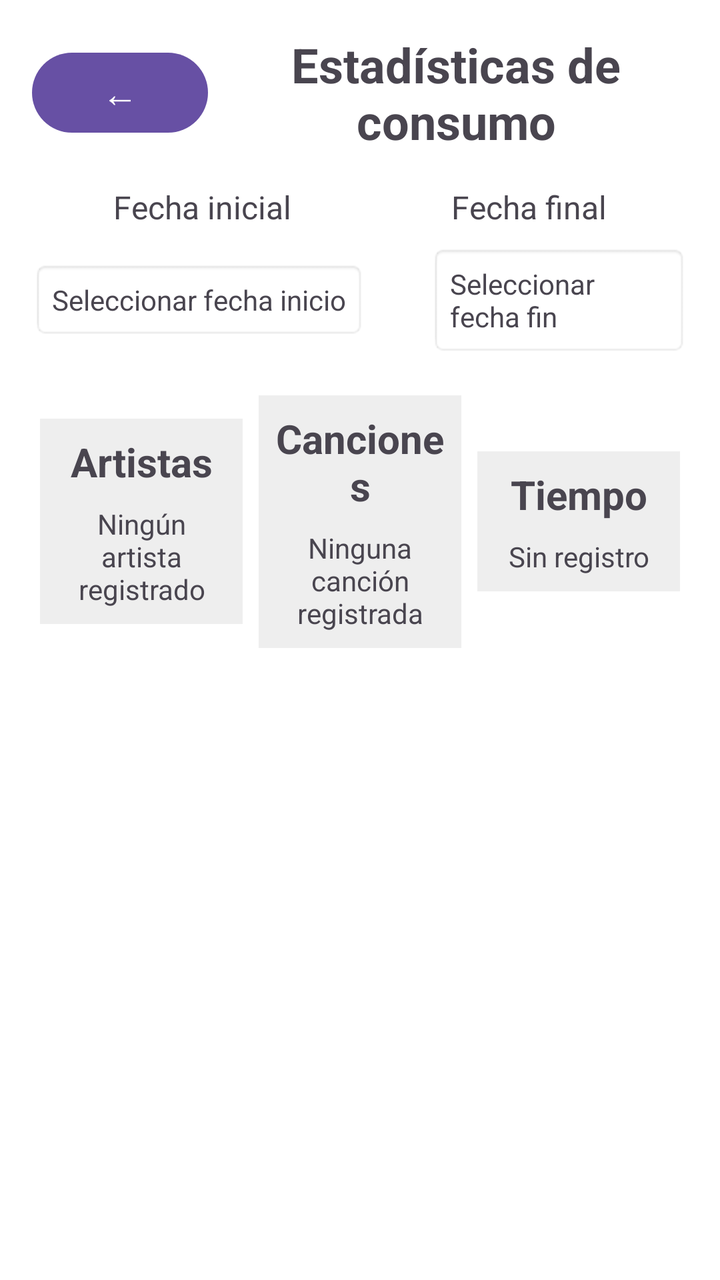
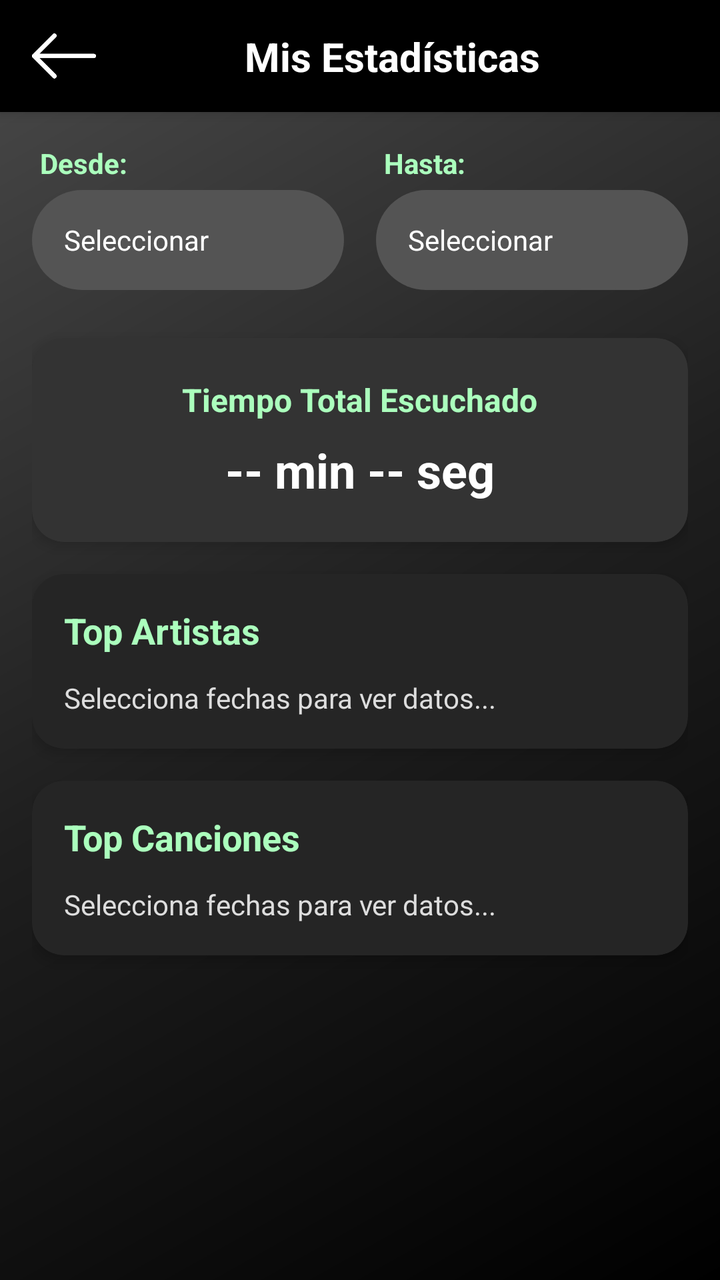

An Android layout rendered at two revisions. The XML below is the earlier revision; the diff shows what the commit changed to produce the second picture.
<!-- AndroidManifest.xml: application theme Theme.MusAPIApp -->
<!-- res/layout/activity_estadisticas_consumo_personal.xml -->
<?xml version="1.0" encoding="utf-8"?>
<ScrollView xmlns:android="http://schemas.android.com/apk/res/android"
    android:id="@+id/scrollView"
    android:layout_width="match_parent"
    android:layout_height="match_parent"
    android:padding="16dp"
    android:background="#FFFFFF">

    <LinearLayout
        android:id="@+id/layout_root"
        android:layout_width="match_parent"
        android:layout_height="wrap_content"
        android:orientation="vertical">

        
        <LinearLayout
            android:layout_width="match_parent"
            android:layout_height="wrap_content"
            android:orientation="horizontal"
            android:gravity="center_vertical">

            <Button
                android:id="@+id/btnVolver"
                android:layout_width="wrap_content"
                android:layout_height="wrap_content"
                android:text="←"
                android:textSize="18sp"
                android:layout_marginEnd="8dp" />

            <TextView
                android:id="@+id/tvTitulo"
                android:layout_width="0dp"
                android:layout_height="wrap_content"
                android:layout_weight="1"
                android:text="Estadísticas de consumo"
                android:textSize="24sp"
                android:textStyle="bold"
                android:gravity="center" />
        </LinearLayout>

        
        <LinearLayout
            android:layout_width="match_parent"
            android:layout_height="wrap_content"
            android:orientation="vertical"
            android:paddingTop="16dp"
            android:paddingBottom="16dp">

            <LinearLayout
                android:layout_width="match_parent"
                android:layout_height="wrap_content"
                android:orientation="horizontal"
                android:gravity="center">

                <TextView
                    android:layout_width="wrap_content"
                    android:layout_height="wrap_content"
                    android:text="Fecha inicial"
                    android:textSize="16sp"
                    android:layout_marginEnd="40dp" />

                <TextView
                    android:layout_width="wrap_content"
                    android:layout_height="wrap_content"
                    android:text="Fecha final"
                    android:textSize="16sp"
                    android:layout_marginStart="40dp" />
            </LinearLayout>

            <LinearLayout
                android:layout_width="match_parent"
                android:layout_height="wrap_content"
                android:orientation="horizontal"
                android:gravity="center"
                android:layout_marginTop="8dp">

                <TextView
                    android:id="@+id/tvFechaInicio"
                    android:layout_width="wrap_content"
                    android:layout_height="wrap_content"
                    android:text="Seleccionar fecha inicio"
                    android:padding="10dp"
                    android:background="@android:drawable/editbox_background"
                    android:layout_marginEnd="32dp" />

                <TextView
                    android:id="@+id/tvFechaFin"
                    android:layout_width="wrap_content"
                    android:layout_height="wrap_content"
                    android:text="Seleccionar fecha fin"
                    android:padding="10dp"
                    android:background="@android:drawable/editbox_background" />
            </LinearLayout>
        </LinearLayout>

        
        <LinearLayout
            android:id="@+id/layoutEstadisticas"
            android:layout_width="match_parent"
            android:layout_height="wrap_content"
            android:orientation="horizontal"
            android:gravity="center"
            android:weightSum="3">

            
            <LinearLayout
                android:layout_width="0dp"
                android:layout_height="wrap_content"
                android:layout_weight="1"
                android:orientation="vertical"
                android:padding="8dp"
                android:background="#EEEEEE"
                android:layout_margin="4dp">

                <TextView
                    android:layout_width="match_parent"
                    android:layout_height="wrap_content"
                    android:text="Artistas"
                    android:textSize="20sp"
                    android:textStyle="bold"
                    android:gravity="center" />

                <TextView
                    android:id="@+id/tvArtistas"
                    android:layout_width="match_parent"
                    android:layout_height="wrap_content"
                    android:text="Ningún artista registrado"
                    android:gravity="center"
                    android:layout_marginTop="8dp" />
            </LinearLayout>

            
            <LinearLayout
                android:layout_width="0dp"
                android:layout_height="wrap_content"
                android:layout_weight="1"
                android:orientation="vertical"
                android:padding="8dp"
                android:background="#EEEEEE"
                android:layout_margin="4dp">

                <TextView
                    android:layout_width="match_parent"
                    android:layout_height="wrap_content"
                    android:text="Canciones"
                    android:textSize="20sp"
                    android:textStyle="bold"
                    android:gravity="center" />

                <TextView
                    android:id="@+id/tvCanciones"
                    android:layout_width="match_parent"
                    android:layout_height="wrap_content"
                    android:text="Ninguna canción registrada"
                    android:gravity="center"
                    android:layout_marginTop="8dp" />
            </LinearLayout>

            
            <LinearLayout
                android:layout_width="0dp"
                android:layout_height="wrap_content"
                android:layout_weight="1"
                android:orientation="vertical"
                android:padding="8dp"
                android:background="#EEEEEE"
                android:layout_margin="4dp">

                <TextView
                    android:layout_width="match_parent"
                    android:layout_height="wrap_content"
                    android:text="Tiempo"
                    android:textSize="20sp"
                    android:textStyle="bold"
                    android:gravity="center" />

                <TextView
                    android:id="@+id/tvTiempo"
                    android:layout_width="match_parent"
                    android:layout_height="wrap_content"
                    android:text="Sin registro"
                    android:gravity="center"
                    android:layout_marginTop="8dp" />
            </LinearLayout>
        </LinearLayout>

    </LinearLayout>
</ScrollView>
<!-- resources referenced by this layout -->
<resources>
  <style name="Theme.MusAPIApp" parent="Base.Theme.MusAPIApp" />
  <style name="Base.Theme.MusAPIApp" parent="Theme.Material3.DayNight.NoActionBar">
          
          
      </style>
</resources>

<!-- the commit's change to res/layout/activity_estadisticas_consumo_personal.xml (unified diff, before → after) -->
@@ -1,188 +1,236 @@
 <?xml version="1.0" encoding="utf-8"?>
-<ScrollView xmlns:android="http://schemas.android.com/apk/res/android"
-    android:id="@+id/scrollView"
+<androidx.constraintlayout.widget.ConstraintLayout 
+    xmlns:android="http://schemas.android.com/apk/res/android"
+    xmlns:app="http://schemas.android.com/apk/res-auto"
+    android:id="@+id/main"
     android:layout_width="match_parent"
     android:layout_height="match_parent"
-    android:padding="16dp"
-    android:background="#FFFFFF">
-
-    <LinearLayout
-        android:id="@+id/layout_root"
+    android:background="@drawable/fondo_gradiente_principal">
+
+    <androidx.constraintlayout.widget.ConstraintLayout
+        android:id="@+id/headerBar"
         android:layout_width="match_parent"
         android:layout_height="wrap_content"
-        android:orientation="vertical">
-
-        
+        android:background="#000000"
+        android:paddingVertical="12dp"
+        android:paddingHorizontal="16dp"
+        android:elevation="4dp"
+        app:layout_constraintTop_toTopOf="parent"
+        app:layout_constraintStart_toStartOf="parent"
+        app:layout_constraintEnd_toEndOf="parent">
+
+        <ImageButton
+            android:id="@+id/btnVolver"
+            android:layout_width="32dp"
+            android:layout_height="32dp"
+            android:background="?attr/selectableItemBackgroundBorderless"
+            android:contentDescription="Regresar"
+            android:scaleType="fitCenter"
+            android:src="@drawable/ic_back_black"
+            app:tint="#FFFFFF"
+            app:layout_constraintStart_toStartOf="parent"
+            app:layout_constraintTop_toTopOf="parent"
+            app:layout_constraintBottom_toBottomOf="parent" />
+
+        <TextView
+            android:layout_width="wrap_content"
+            android:layout_height="wrap_content"
+            android:text="Mis Estadísticas"
+            android:textColor="#FFFFFF"
+            android:textSize="20sp"
+            android:textStyle="bold"
+            app:layout_constraintStart_toEndOf="@id/btnVolver"
+            app:layout_constraintEnd_toEndOf="parent"
+            app:layout_constraintTop_toTopOf="parent"
+            app:layout_constraintBottom_toBottomOf="parent" />
+
+    </androidx.constraintlayout.widget.ConstraintLayout>
+
+    <ScrollView
+        android:id="@+id/scrollView"
+        android:layout_width="match_parent"
+        android:layout_height="0dp"
+        android:fillViewport="true"
+        android:padding="16dp"
+        app:layout_constraintTop_toBottomOf="@id/headerBar"
+        app:layout_constraintBottom_toBottomOf="parent">
+
         <LinearLayout
+            android:id="@+id/layout_root"
             android:layout_width="match_parent"
             android:layout_height="wrap_content"
-            android:orientation="horizontal"
-            android:gravity="center_vertical">
-
-            <Button
-                android:id="@+id/btnVolver"
-                android:layout_width="wrap_content"
-                android:layout_height="wrap_content"
-                android:text="←"
-                android:textSize="18sp"
-                android:layout_marginEnd="8dp" />
-
-            <TextView
-                android:id="@+id/tvTitulo"
-                android:layout_width="0dp"
-                android:layout_height="wrap_content"
-                android:layout_weight="1"
-                android:text="Estadísticas de consumo"
-                android:textSize="24sp"
-                android:textStyle="bold"
-                android:gravity="center" />
+            android:orientation="vertical">
+
+            <LinearLayout
+                android:layout_width="match_parent"
+                android:layout_height="wrap_content"
+                android:orientation="horizontal"
+                android:baselineAligned="false"
+                android:layout_marginBottom="24dp">
+
+                <LinearLayout
+                    android:layout_width="0dp"
+                    android:layout_height="wrap_content"
+                    android:layout_weight="1"
+                    android:orientation="vertical"
+                    android:layout_marginEnd="8dp">
+
+                    <TextView
+                        android:layout_width="wrap_content"
+                        android:layout_height="wrap_content"
+                        android:text="Desde:"
+                        android:textColor="#ABFFBD"
+                        android:textStyle="bold"
+                        android:layout_marginBottom="4dp"
+                        android:layout_marginStart="4dp"/>
+
+                    <TextView
+                        android:id="@+id/tvFechaInicio"
+                        android:layout_width="match_parent"
+                        android:layout_height="50dp"
+                        android:background="@drawable/fondo_input_login"
+                        android:text="Seleccionar"
+                        android:textColor="#FFFFFF"
+                        android:gravity="center_vertical"
+                        android:paddingHorizontal="16dp"
+                        android:clickable="true"
+                        android:focusable="true"/>
+                </LinearLayout>
+
+                <LinearLayout
+                    android:layout_width="0dp"
+                    android:layout_height="wrap_content"
+                    android:layout_weight="1"
+                    android:orientation="vertical"
+                    android:layout_marginStart="8dp">
+
+                    <TextView
+                        android:layout_width="wrap_content"
+                        android:layout_height="wrap_content"
+                        android:text="Hasta:"
+                        android:textColor="#ABFFBD"
+                        android:textStyle="bold"
+                        android:layout_marginBottom="4dp"
+                        android:layout_marginStart="4dp"/>
+
+                    <TextView
+                        android:id="@+id/tvFechaFin"
+                        android:layout_width="match_parent"
+                        android:layout_height="50dp"
+                        android:background="@drawable/fondo_input_login"
+                        android:text="Seleccionar"
+                        android:textColor="#FFFFFF"
+                        android:gravity="center_vertical"
+                        android:paddingHorizontal="16dp"
+                        android:clickable="true"
+                        android:focusable="true"/>
+                </LinearLayout>
+            </LinearLayout>
+
+            <androidx.cardview.widget.CardView
+                android:layout_width="match_parent"
+                android:layout_height="wrap_content"
+                app:cardCornerRadius="16dp"
+                app:cardBackgroundColor="#333333"
+                app:cardElevation="4dp"
+                android:layout_marginBottom="16dp">
+
+                <LinearLayout
+                    android:layout_width="match_parent"
+                    android:layout_height="wrap_content"
+                    android:orientation="vertical"
+                    android:padding="20dp"
+                    android:gravity="center">
+
+                    <TextView
+                        android:layout_width="wrap_content"
+                        android:layout_height="wrap_content"
+                        android:text="Tiempo Total Escuchado"
+                        android:textColor="#ABFFBD"
+                        android:textSize="16sp"
+                        android:textStyle="bold"
+                        android:layout_marginBottom="8dp"/>
+
+                    <TextView
+                        android:id="@+id/tvTiempo"
+                        android:layout_width="wrap_content"
+                        android:layout_height="wrap_content"
+                        android:text="-- min -- seg"
+                        android:textColor="#FFFFFF"
+                        android:textSize="24sp"
+                        android:textStyle="bold"/>
+                </LinearLayout>
+            </androidx.cardview.widget.CardView>
+
+            <androidx.cardview.widget.CardView
+                android:layout_width="match_parent"
+                android:layout_height="wrap_content"
+                app:cardCornerRadius="16dp"
+                app:cardBackgroundColor="#252525"
+                app:cardElevation="4dp"
+                android:layout_marginBottom="16dp">
+
+                <LinearLayout
+                    android:layout_width="match_parent"
+                    android:layout_height="wrap_content"
+                    android:orientation="vertical"
+                    android:padding="16dp">
+
+                    <TextView
+                        android:layout_width="match_parent"
+                        android:layout_height="wrap_content"
+                        android:text="Top Artistas"
+                        android:textColor="#ABFFBD"
+                        android:textSize="18sp"
+                        android:textStyle="bold"
+                        android:layout_marginBottom="12dp"
+                        android:drawablePadding="8dp"/>
+                        <TextView
+                        android:id="@+id/tvArtistas"
+                        android:layout_width="match_parent"
+                        android:layout_height="wrap_content"
+                        android:text="Selecciona fechas para ver datos..."
+                        android:textColor="#DDDDDD"
+                        android:textSize="14sp"
+                        android:lineSpacingExtra="4dp"/>
+                </LinearLayout>
+            </androidx.cardview.widget.CardView>
+
+            <androidx.cardview.widget.CardView
+                android:layout_width="match_parent"
+                android:layout_height="wrap_content"
+                app:cardCornerRadius="16dp"
+                app:cardBackgroundColor="#252525"
+                app:cardElevation="4dp"
+                android:layout_marginBottom="24dp">
+
+                <LinearLayout
+                    android:layout_width="match_parent"
+                    android:layout_height="wrap_content"
+                    android:orientation="vertical"
+                    android:padding="16dp">
+
+                    <TextView
+                        android:layout_width="match_parent"
+                        android:layout_height="wrap_content"
+                        android:text="Top Canciones"
+                        android:textColor="#ABFFBD"
+                        android:textSize="18sp"
+                        android:textStyle="bold"
+                        android:layout_marginBottom="12dp"/>
+
+                    <TextView
+                        android:id="@+id/tvCanciones"
+                        android:layout_width="match_parent"
+                        android:layout_height="wrap_content"
+                        android:text="Selecciona fechas para ver datos..."
+                        android:textColor="#DDDDDD"
+                        android:textSize="14sp"
+                        android:lineSpacingExtra="4dp"/>
+                </LinearLayout>
+            </androidx.cardview.widget.CardView>
+
         </LinearLayout>
-
-        
-        <LinearLayout
-            android:layout_width="match_parent"
-            android:layout_height="wrap_content"
-            android:orientation="vertical"
-            android:paddingTop="16dp"
-            android:paddingBottom="16dp">
-
-            <LinearLayout
-                android:layout_width="match_parent"
-                android:layout_height="wrap_content"
-                android:orientation="horizontal"
-                android:gravity="center">
-
-                <TextView
-                    android:layout_width="wrap_content"
-                    android:layout_height="wrap_content"
-                    android:text="Fecha inicial"
-                    android:textSize="16sp"
-                    android:layout_marginEnd="40dp" />
-
-                <TextView
-                    android:layout_width="wrap_content"
-                    android:layout_height="wrap_content"
-                    android:text="Fecha final"
-                    android:textSize="16sp"
-                    android:layout_marginStart="40dp" />
-            </LinearLayout>
-
-            <LinearLayout
-                android:layout_width="match_parent"
-                android:layout_height="wrap_content"
-                android:orientation="horizontal"
-                android:gravity="center"
-                android:layout_marginTop="8dp">
-
-                <TextView
-                    android:id="@+id/tvFechaInicio"
-                    android:layout_width="wrap_content"
-                    android:layout_height="wrap_content"
-                    android:text="Seleccionar fecha inicio"
-                    android:padding="10dp"
-                    android:background="@android:drawable/editbox_background"
-                    android:layout_marginEnd="32dp" />
-
-                <TextView
-                    android:id="@+id/tvFechaFin"
-                    android:layout_width="wrap_content"
-                    android:layout_height="wrap_content"
-                    android:text="Seleccionar fecha fin"
-                    android:padding="10dp"
-                    android:background="@android:drawable/editbox_background" />
-            </LinearLayout>
-        </LinearLayout>
-
-        
-        <LinearLayout
-            android:id="@+id/layoutEstadisticas"
-            android:layout_width="match_parent"
-            android:layout_height="wrap_content"
-            android:orientation="horizontal"
-            android:gravity="center"
-            android:weightSum="3">
-
-            
-            <LinearLayout
-                android:layout_width="0dp"
-                android:layout_height="wrap_content"
-                android:layout_weight="1"
-                android:orientation="vertical"
-                android:padding="8dp"
-                android:background="#EEEEEE"
-                android:layout_margin="4dp">
-
-                <TextView
-                    android:layout_width="match_parent"
-                    android:layout_height="wrap_content"
-                    android:text="Artistas"
-                    android:textSize="20sp"
-                    android:textStyle="bold"
-                    android:gravity="center" />
-
-                <TextView
-                    android:id="@+id/tvArtistas"
-                    android:layout_width="match_parent"
-                    android:layout_height="wrap_content"
-                    android:text="Ningún artista registrado"
-                    android:gravity="center"
-                    android:layout_marginTop="8dp" />
-            </LinearLayout>
-
-            
-            <LinearLayout
-                android:layout_width="0dp"
-                android:layout_height="wrap_content"
-                android:layout_weight="1"
-                android:orientation="vertical"
-                android:padding="8dp"
-                android:background="#EEEEEE"
-                android:layout_margin="4dp">
-
-                <TextView
-                    android:layout_width="match_parent"
-                    android:layout_height="wrap_content"
-                    android:text="Canciones"
-                    android:textSize="20sp"
-                    android:textStyle="bold"
-                    android:gravity="center" />
-
-                <TextView
-                    android:id="@+id/tvCanciones"
-                    android:layout_width="match_parent"
-                    android:layout_height="wrap_content"
-                    android:text="Ninguna canción registrada"
-                    android:gravity="center"
-                    android:layout_marginTop="8dp" />
-            </LinearLayout>
-
-            
-            <LinearLayout
-                android:layout_width="0dp"
-                android:layout_height="wrap_content"
-                android:layout_weight="1"
-                android:orientation="vertical"
-                android:padding="8dp"
-                android:background="#EEEEEE"
-                android:layout_margin="4dp">
-
-                <TextView
-                    android:layout_width="match_parent"
-                    android:layout_height="wrap_content"
-                    android:text="Tiempo"
-                    android:textSize="20sp"
-                    android:textStyle="bold"
-                    android:gravity="center" />
-
-                <TextView
-                    android:id="@+id/tvTiempo"
-                    android:layout_width="match_parent"
-                    android:layout_height="wrap_content"
-                    android:text="Sin registro"
-                    android:gravity="center"
-                    android:layout_marginTop="8dp" />
-            </LinearLayout>
-        </LinearLayout>
-
-    </LinearLayout>
-</ScrollView>
+    </ScrollView>
+
+</androidx.constraintlayout.widget.ConstraintLayout>
<!-- resource entries referenced after the edit -->
@@ -1,5 +1,26 @@
 <!-- resources referenced by this layout -->
 <resources>
+  <!-- drawable fondo_gradiente_principal (drawable) -->
+  <?xml version="1.0" encoding="utf-8"?>
+  <shape xmlns:android="http://schemas.android.com/apk/res/android"
+      android:shape="rectangle">
+      <gradient
+          android:startColor="#000000"
+          android:centerColor="#1F1F1F"
+          android:endColor="#4A4A4A"
+          android:angle="135"
+          android:type="linear" />
+  </shape>
+  <!-- drawable fondo_input_login (drawable) -->
+  <?xml version="1.0" encoding="utf-8"?>
+  <shape xmlns:android="http://schemas.android.com/apk/res/android"
+      android:shape="rectangle">
+  
+      <solid android:color="#545454"/>
+  
+      <corners android:radius="100dp"/>
+  </shape>
+  <!-- drawable ic_back_black: png bitmap (drawable, 4720 bytes) -->
   <style name="Theme.MusAPIApp" parent="Base.Theme.MusAPIApp" />
   <style name="Base.Theme.MusAPIApp" parent="Theme.Material3.DayNight.NoActionBar">
           
